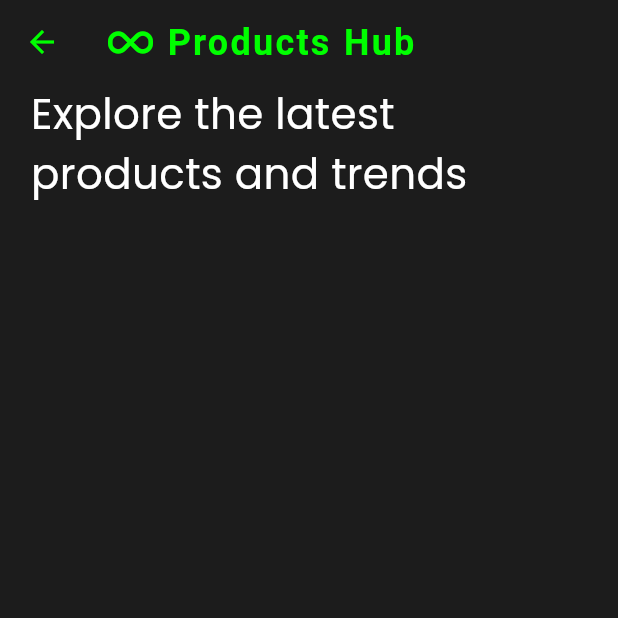
After one commit to Mahad-Ghauri/KONEXEA, a Flutter app: the PHubInterface screen opened directly, on a phone screen of 412 x 824 dp, the top half of it. The commit adds this screen. Run offline on Flutter 3.47's test engine with Material 3 defaults, Android fonts, the phone set to English and light mode, and no system bars; our stand-ins replace cloud_firestore, curved_navigation_bar, firebase_core, fluttertoast, font_awesome_flutter, google_fonts and 4 more; missing offline and left inert: google_mlkit_translation; accounts and stored records are empty; project files that could hold a hidden picture were left out.

Commit message:
feat: Add PHubInterface widget for product exploration
- Implemented PHubInterface as a StatefulWidget.
- Added AppBar with a title and icon.
- Created a body with a descriptive text for exploring products.
- Integrated Google Fonts and Font Awesome for styling.
- Set up an AnimationController for potential animations in the future.

```diff
--- /dev/null
+++ b/lib/views/Interface/PHub/phub_interface.dart
@@ -0,0 +1,76 @@
+import 'package:flutter/material.dart';
+import 'package:font_awesome_flutter/font_awesome_flutter.dart';
+import 'package:google_fonts/google_fonts.dart';
+// import 'package:iconsax/iconsax.dart';
+
+class PHubInterface extends StatefulWidget {
+  const PHubInterface({super.key});
+
+  @override
+  State<PHubInterface> createState() => _PHubInterfaceState();
+}
+
+class _PHubInterfaceState extends State<PHubInterface>
+    with SingleTickerProviderStateMixin {
+  late AnimationController _controller;
+
+  @override
+  void initState() {
+    super.initState();
+    _controller = AnimationController(vsync: this);
+  }
+
+  @override
+  void dispose() {
+    _controller.dispose();
+    super.dispose();
+  }
+
+  @override
+  Widget build(BuildContext context) {
+    return Scaffold(
+      backgroundColor: Theme.of(context).colorScheme.surface,
+      appBar: AppBar(
+        iconTheme: IconThemeData(color: Theme.of(context).colorScheme.primary),
+        backgroundColor: Theme.of(context).colorScheme.surface,
+        title: Row(
+          spacing: 15,
+          children: [
+            Icon(
+              FontAwesomeIcons.infinity,
+              color: Theme.of(context).colorScheme.primary,
+            ),
+            Text(
+              'Products Hub',
+              style: TextStyle(
+                color: Theme.of(context).colorScheme.primary,
+                fontFamily: GoogleFonts.lobsterTwo().fontFamily,
+                letterSpacing: 1.5,
+                fontSize: 24,
+                fontWeight: FontWeight.bold,
+              ),
+            ),
+          ],
+        ),
+      ),
+      body: Padding(
+        padding: EdgeInsets.symmetric(
+            horizontal: MediaQuery.sizeOf(context).width * 0.05),
+        child: Column(
+          crossAxisAlignment: CrossAxisAlignment.start,
+          spacing: 15,
+          children: [
+            Text(
+              "Explore the latest products and trends",
+              style: TextStyle(
+                color: Colors.white,
+                fontFamily: GoogleFonts.poppins().fontFamily,
+                fontSize: MediaQuery.sizeOf(context).height * 0.034,
+              ),
+            ),
+          ],
+        ),
+      ),
+    );
+  }
+}
--- a/lib/views/Interface/feed_page.dart
+++ b/lib/views/Interface/feed_page.dart
@@ -6,6 +6,7 @@ import 'package:social_swap/controllers/Services/Database/feed_services.dart';
 import 'package:google_fonts/google_fonts.dart';
 import 'package:iconsax/iconsax.dart';
 import 'package:shimmer/shimmer.dart';
+import 'package:social_swap/views/Interface/PHub/phub_interface.dart';
 import 'package:social_swap/views/Interface/chatbot_page.dart';
 import 'package:social_swap/views/Interface/upload_page.dart';
 import 'package:supabase_flutter/supabase_flutter.dart';
@@ -105,7 +106,7 @@ class _FeedPageState extends State<FeedPage>
           FloatingActionButton(
             child: const Icon(Icons.hub, color: Colors.black),
             onPressed: () {
-              //  Navigate to Product Hub
+              Navigator.of(context).push(_elegantRoute(const PHubInterface()));
             },
           ),
         ],
```
Also changed, not shown: assets/categories/Clothing.jpeg (added), assets/categories/Cosmetics.jpeg (added), assets/categories/Female Footwear.jpeg (added), assets/categories/Furniture.jpeg (added), assets/categories/Household Products.jpeg (added), assets/categories/Male Accessories.jpeg (added), assets/categories/Male Footwear.jpeg (added), assets/categories/Men Clothing.jpeg (added), assets/categories/Smoke.jpeg (added), assets/categories/Women Clothing.jpeg (added).
